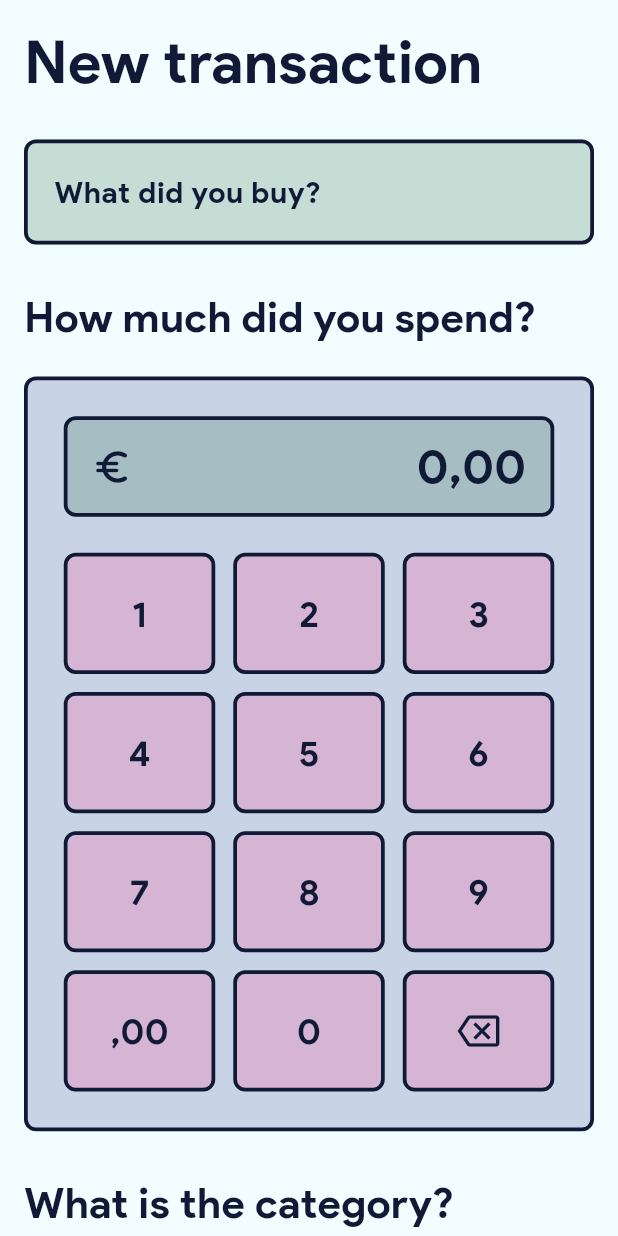
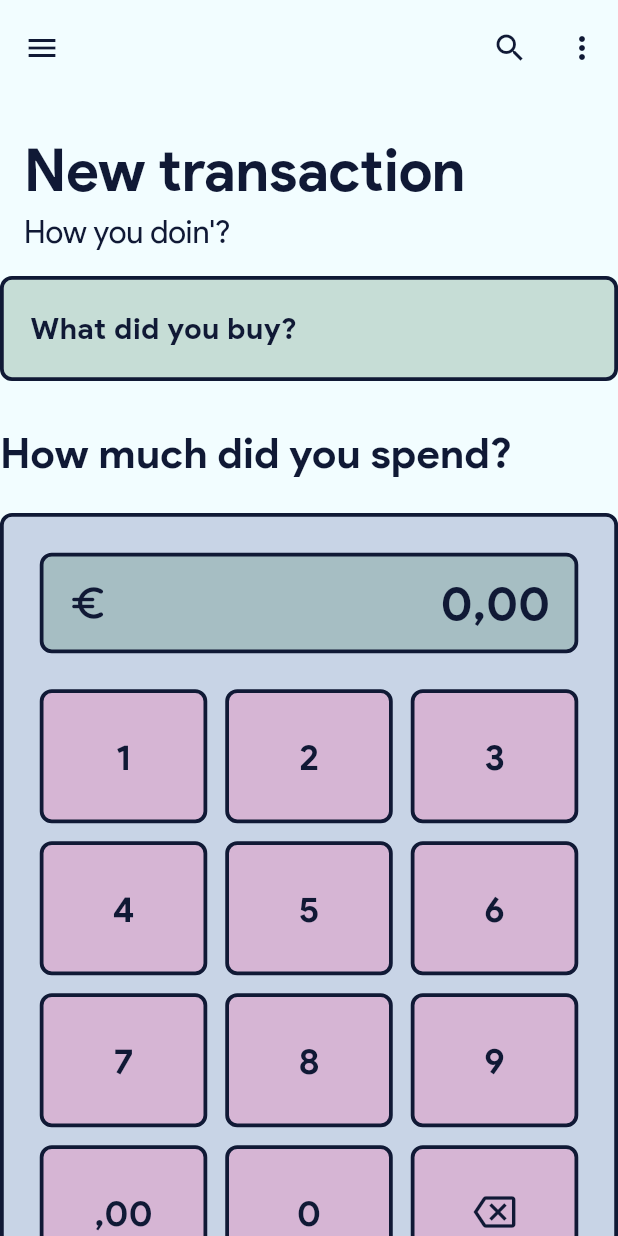
Before and after one commit to jokilic/trosko, a Flutter app: the screen it shows after launch, after a tap on the "add" icon, on a phone screen of 412 x 824 dp. Run offline on Flutter 3.47's test engine with Material 3 defaults, Android fonts, the phone set to English and light mode, and no system bars; our stand-ins replace get_it, hive_ce, hive_ce_flutter, logger, package_info_plus, watch_it; accounts and stored records are empty; statements that could not run were skipped; project files that could hold a hidden picture were left out.

Commit message:
Fancy app bar

```diff
--- a/lib/screens/transaction/transaction_screen.dart
+++ b/lib/screens/transaction/transaction_screen.dart
@@ -7,6 +7,7 @@ import '../../services/hive_service.dart';
 import '../../services/logger_service.dart';
 import '../../theme/theme.dart';
 import '../../util/dependencies.dart';
+import '../../widgets/trosko_app_bar.dart';
 import '../../widgets/trosko_text_field.dart';
 import 'transaction_controller.dart';
 import 'widgets/transaction_amount_widget.dart';
@@ -56,24 +57,25 @@ class _TransactionScreenState extends State<TransactionScreen> {
     );
 
     return Scaffold(
-      body: SafeArea(
-        child: ListView(
+      body: CustomScrollView(
         keyboardDismissBehavior: ScrollViewKeyboardDismissBehavior.onDrag,
         physics: const BouncingScrollPhysics(),
-          padding: const EdgeInsets.symmetric(
-            horizontal: 16,
-            vertical: 12,
+        slivers: [
+          ///
+          /// APP BAR
+          ///
+          TroskoAppBar(
+            smallTitle: widget.passedTransaction != null ? 'Update transaction' : 'New transaction',
+            bigTitle: widget.passedTransaction != null ? 'Update transaction' : 'New transaction',
+            bigSubtitle: "How you doin'?",
           ),
-          children: [
+
           ///
-            /// TOP TITLE
+          /// CONTENT
           ///
-            Text(
-              widget.passedTransaction != null ? 'Update transaction' : 'New transaction',
-              style: context.textStyles.homeTopTitle,
-            ),
-            const SizedBox(height: 24),
-
+          SliverList(
+            delegate: SliverChildListDelegate(
+              [
                 ///
                 /// NAME TEXT FIELD
                 ///
@@ -181,6 +183,8 @@ class _TransactionScreenState extends State<TransactionScreen> {
               ],
             ),
           ),
+        ],
+      ),
     );
   }
 }
--- a/lib/theme/theme.dart
+++ b/lib/theme/theme.dart
@@ -84,6 +84,15 @@ TroskoTextThemesExtension getTextThemesExtension({
   button: TroskoTextStyles.button.copyWith(
     color: colorsExtension.text,
   ),
+  appBarTitle: TroskoTextStyles.appBarTitle.copyWith(
+    color: colorsExtension.text,
+  ),
+  appBarTitleBig: TroskoTextStyles.appBarTitleBig.copyWith(
+    color: colorsExtension.text,
+  ),
+  appBarSubtitleBig: TroskoTextStyles.appBarSubtitleBig.copyWith(
+    color: colorsExtension.text,
+  ),
   homeTopTitle: TroskoTextStyles.homeTopTitle.copyWith(
     color: colorsExtension.text,
   ),
--- /dev/null
+++ b/lib/widgets/trosko_app_bar.dart
@@ -0,0 +1,101 @@
+import 'package:flutter/material.dart';
+
+import '../theme/theme.dart';
+
+class TroskoAppBar extends StatelessWidget {
+  final String smallTitle;
+  final String bigTitle;
+  final String bigSubtitle;
+
+  const TroskoAppBar({
+    required this.smallTitle,
+    required this.bigTitle,
+    required this.bigSubtitle,
+  });
+
+  @override
+  Widget build(BuildContext context) => SliverAppBar.large(
+    title: Text(
+      smallTitle,
+      maxLines: 1,
+      overflow: TextOverflow.ellipsis,
+      style: context.textStyles.appBarTitle,
+    ),
+    backgroundColor: context.colors.background,
+    foregroundColor: context.colors.text,
+    titleSpacing: 4,
+    elevation: 0,
+    expandedHeight: 184,
+    leading: IconButton(
+      icon: const Icon(Icons.menu),
+      onPressed: () {},
+    ),
+    actions: [
+      IconButton(
+        icon: const Icon(Icons.search),
+        onPressed: () {},
+      ),
+      IconButton(
+        icon: const Icon(Icons.more_vert),
+        onPressed: () {},
+      ),
+    ],
+    flexibleSpace: FlexibleSpaceBar(
+      centerTitle: false,
+      titlePadding: const EdgeInsets.all(16),
+      title: FadingFlexibleTitle(
+        child: Column(
+          mainAxisSize: MainAxisSize.min,
+          crossAxisAlignment: CrossAxisAlignment.start,
+          children: [
+            Text(
+              bigTitle,
+              maxLines: 1,
+              overflow: TextOverflow.ellipsis,
+              style: context.textStyles.appBarTitleBig,
+            ),
+            const SizedBox(height: 2),
+            Text(
+              bigSubtitle,
+              maxLines: 1,
+              overflow: TextOverflow.ellipsis,
+              style: context.textStyles.appBarSubtitleBig,
+            ),
+          ],
+        ),
+      ),
+    ),
+  );
+}
+
+class FadingFlexibleTitle extends StatelessWidget {
+  final Widget child;
+
+  const FadingFlexibleTitle({
+    required this.child,
+  });
+
+  @override
+  Widget build(BuildContext context) {
+    final settings = context.dependOnInheritedWidgetOfExactType<FlexibleSpaceBarSettings>();
+
+    if (settings == null) {
+      return child;
+    }
+
+    final delta = settings.maxExtent - settings.minExtent;
+    final t = ((settings.currentExtent - settings.minExtent) / delta).clamp(0.0, 1.0);
+    final opacity = Curves.easeOut.transform(t);
+
+    /// Slight slide-up as it fades
+    final dy = Tween<double>(begin: 8, end: 0).transform(t);
+
+    return Opacity(
+      opacity: opacity,
+      child: Transform.translate(
+        offset: Offset(0, dy),
+        child: child,
+      ),
+    );
+  }
+}
```
Also changed, not shown: lib/theme/text_styles.dart (+33 -0 lines). Lines whose indentation alone changed are shown as unchanged.
